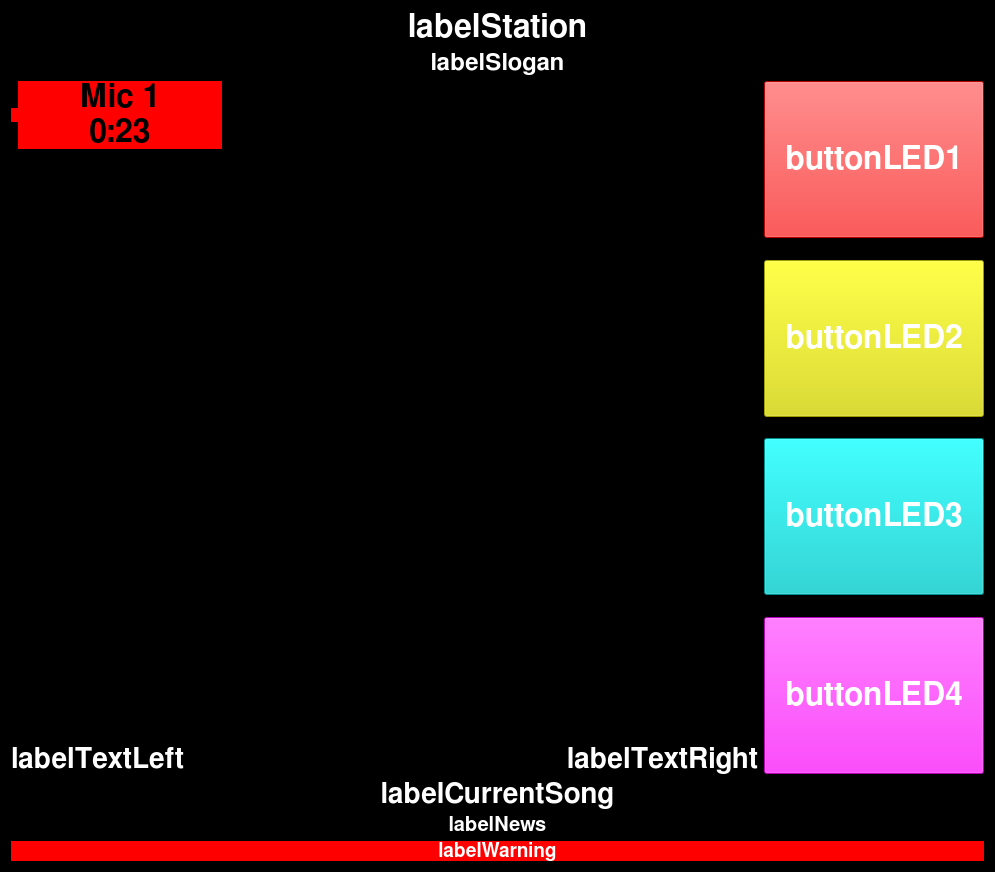
Qt form mainscreen.ui (saschaludwig/OnAirScreen) before a commit.
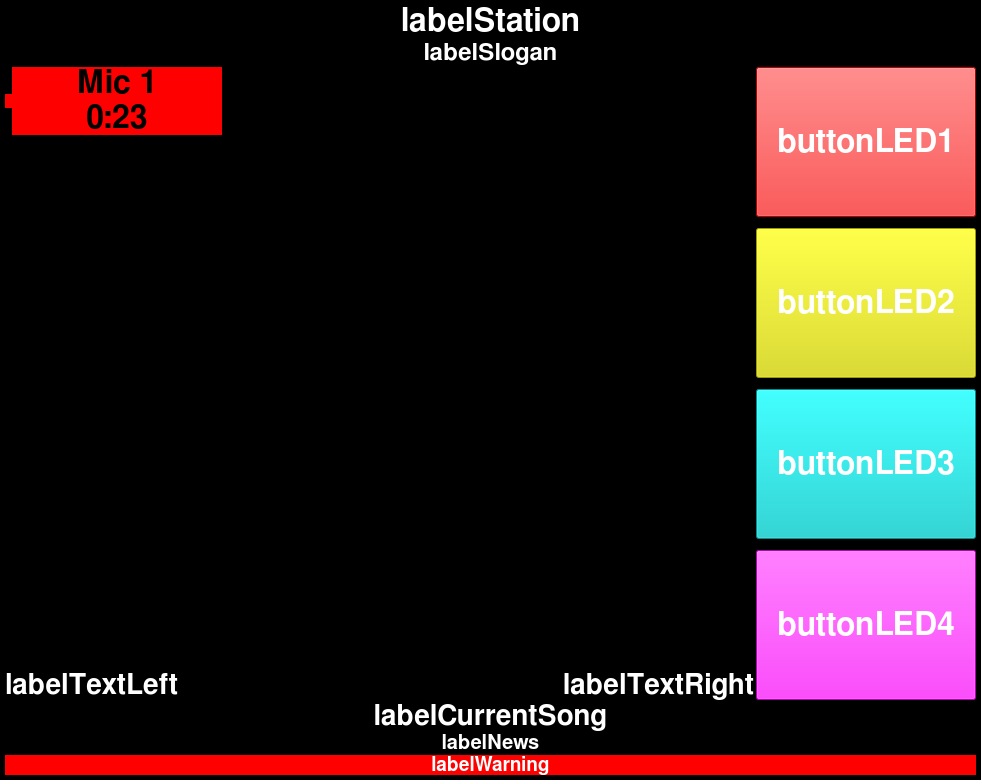
The same form after that commit. Icons and pictures are not drawn. Custom widgets are drawn as their Qt base class.

Diff of the .ui file:
```diff
--- a/mainscreen.ui
+++ b/mainscreen.ui
@@ -12,8 +12,8 @@
    <rect>
     <x>0</x>
     <y>0</y>
-    <width>995</width>
-    <height>872</height>
+    <width>981</width>
+    <height>779</height>
    </rect>
   </property>
   <property name="minimumSize">
@@ -93,6 +93,12 @@
    <bool>false</bool>
   </property>
   <layout class="QGridLayout" name="gridLayout">
+   <property name="margin">
+    <number>5</number>
+   </property>
+   <property name="spacing">
+    <number>2</number>
+   </property>
    <item row="0" column="0" colspan="3">
     <layout class="QVBoxLayout" name="verticalLayout_2">
      <item>
```
